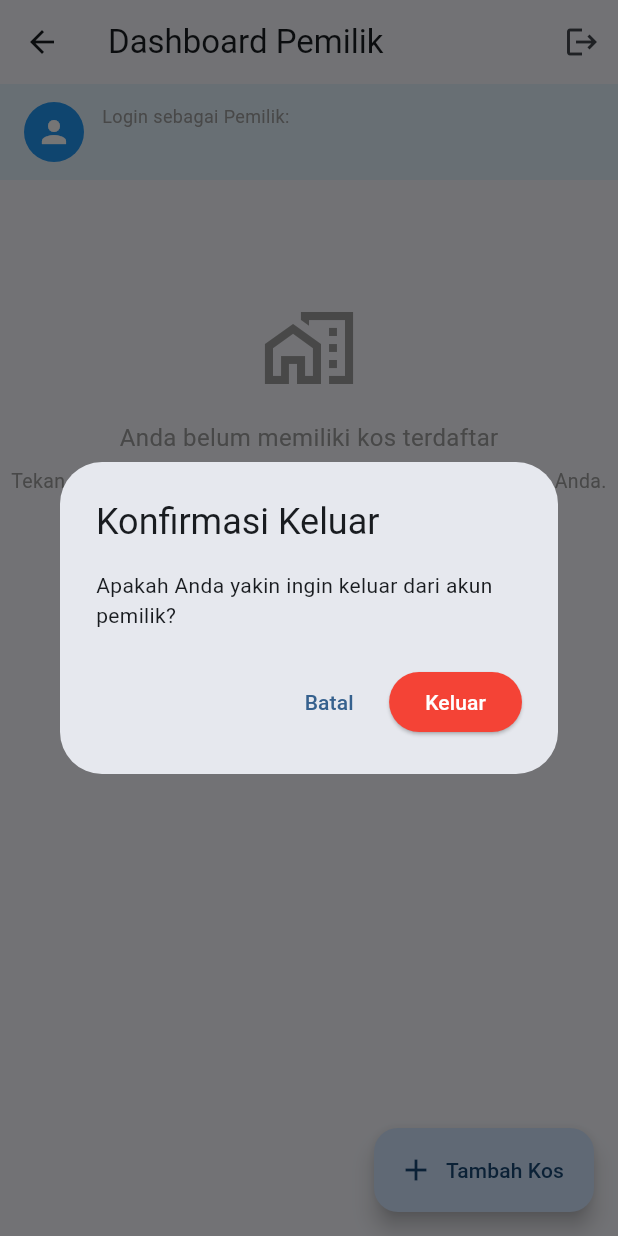
After one commit to GedePradhana/kosfinder, a Flutter app: the OwnerDashboardScreen screen opened directly, after a tap on the "logout" icon, on a phone screen of 412 x 824 dp. The commit adds this screen. Run offline on Flutter 3.47's test engine with Material 3 defaults, Android fonts, the phone set to English and light mode, and no system bars; our stand-ins replace supabase_flutter; accounts and stored records are empty.

Commit message:
feat(T11): buat OwnerDashboardScreen untuk melihat kos milik pemilik

```diff
--- a/lib/main.dart
+++ b/lib/main.dart
@@ -4,8 +4,10 @@ import 'package:supabase_flutter/supabase_flutter.dart';
 import 'package:kosfinder/core/app_config.dart';
 import 'package:kosfinder/providers/auth_provider.dart';
 import 'package:kosfinder/providers/kos_provider.dart';
+import 'package:kosfinder/providers/owner_kos_provider.dart';
 import 'package:kosfinder/repositories/auth_repository.dart';
 import 'package:kosfinder/repositories/kos_repository.dart';
+import 'package:kosfinder/repositories/owner_kos_repository.dart';
 import 'package:kosfinder/screens/home_screen.dart';
 
 Future<void> main() async {
@@ -26,11 +28,13 @@ Future<void> main() async {
 class MyApp extends StatelessWidget {
   final KosRepository? kosRepository;
   final AuthRepository? authRepository;
+  final OwnerKosRepository? ownerKosRepository;
 
   const MyApp({
     super.key,
     this.kosRepository,
     this.authRepository,
+    this.ownerKosRepository,
   });
 
   @override
@@ -47,6 +51,11 @@ class MyApp extends StatelessWidget {
             repository: authRepository ?? AuthRepository(),
           ),
         ),
+        ChangeNotifierProvider(
+          create: (_) => OwnerKosProvider(
+            repository: ownerKosRepository ?? OwnerKosRepository(),
+          ),
+        ),
       ],
       child: MaterialApp(
         title: 'KosFinder',
--- /dev/null
+++ b/lib/screens/owner/owner_dashboard_screen.dart
@@ -0,0 +1,290 @@
+import 'package:flutter/material.dart';
+import 'package:intl/intl.dart';
+import 'package:provider/provider.dart';
+import '../../models/kos_model.dart';
+import '../../providers/auth_provider.dart';
+import '../../providers/owner_kos_provider.dart';
+
+class OwnerDashboardScreen extends StatefulWidget {
+  const OwnerDashboardScreen({super.key});
+
+  @override
+  State<OwnerDashboardScreen> createState() => _OwnerDashboardScreenState();
+}
+
+class _OwnerDashboardScreenState extends State<OwnerDashboardScreen> {
+  @override
+  void initState() {
+    super.initState();
+    WidgetsBinding.instance.addPostFrameCallback((_) {
+      context.read<OwnerKosProvider>().fetchMyKos();
+    });
+  }
+
+  String _formatCurrency(int amount) {
+    final formatter = NumberFormat.currency(
+      locale: 'id_ID',
+      symbol: 'Rp ',
+      decimalDigits: 0,
+    );
+    return '${formatter.format(amount)} / bln';
+  }
+
+  void _handleLogout() async {
+    final confirmed = await showDialog<bool>(
+      context: context,
+      builder: (ctx) => AlertDialog(
+        title: const Text('Konfirmasi Keluar'),
+        content: const Text('Apakah Anda yakin ingin keluar dari akun pemilik?'),
+        actions: [
+          TextButton(
+            onPressed: () => Navigator.pop(ctx, false),
+            child: const Text('Batal'),
+          ),
+          ElevatedButton(
+            style: ElevatedButton.styleFrom(backgroundColor: Colors.red, foregroundColor: Colors.white),
+            onPressed: () => Navigator.pop(ctx, true),
+            child: const Text('Keluar'),
+          ),
+        ],
+      ),
+    );
+
+    if (confirmed == true && mounted) {
+      await context.read<AuthProvider>().logout();
+      if (mounted) {
+        Navigator.pop(context); // Kembali ke HomeScreen
+      }
+    }
+  }
+
+  @override
+  Widget build(BuildContext context) {
+    final authProvider = context.watch<AuthProvider>();
+    final ownerEmail = authProvider.user?.email ?? 'Pemilik';
+
+    return Scaffold(
+      appBar: AppBar(
+        title: const Text('Dashboard Pemilik'),
+        actions: [
+          IconButton(
+            icon: const Icon(Icons.logout),
+            tooltip: 'Keluar',
+            onPressed: _handleLogout,
+          ),
+        ],
+      ),
+      body: Column(
+        children: [
+          // Banner Info Pemilik
+          Container(
+            width: double.infinity,
+            padding: const EdgeInsets.symmetric(horizontal: 16, vertical: 12),
+            color: Colors.blue.shade50,
+            child: Row(
+              children: [
+                const CircleAvatar(
+                  radius: 20,
+                  backgroundColor: Colors.blue,
+                  child: Icon(Icons.person, color: Colors.white),
+                ),
+                const SizedBox(width: 12),
+                Expanded(
+                  child: Column(
+                    crossAxisAlignment: CrossAxisAlignment.start,
+                    children: [
+                      const Text(
+                        'Login sebagai Pemilik:',
+                        style: TextStyle(fontSize: 12, color: Colors.grey),
+                      ),
+                      Text(
+                        ownerEmail,
+                        style: const TextStyle(fontWeight: FontWeight.bold, fontSize: 14),
+                        overflow: TextOverflow.ellipsis,
+                      ),
+                    ],
+                  ),
+                ),
+              ],
+            ),
+          ),
+
+          // Daftar Kos Milik Pemilik (Isolasi State & CRUD Navigasi)
+          Expanded(
+            child: Consumer<OwnerKosProvider>(
+              builder: (context, provider, child) {
+                if (provider.isLoading) {
+                  return const Center(child: CircularProgressIndicator());
+                }
+
+                if (provider.hasError) {
+                  return Center(
+                    child: Padding(
+                      padding: const EdgeInsets.all(24),
+                      child: Column(
+                        mainAxisAlignment: MainAxisAlignment.center,
+                        children: [
+                          const Icon(Icons.error_outline, size: 56, color: Colors.red),
+                          const SizedBox(height: 12),
+                          Text(
+                            provider.errorMessage ?? 'Gagal memuat data kos Anda',
+                            textAlign: TextAlign.center,
+                          ),
+                          const SizedBox(height: 16),
+                          ElevatedButton.icon(
+                            onPressed: () => provider.fetchMyKos(),
+                            icon: const Icon(Icons.refresh),
+                            label: const Text('Coba lagi'),
+                          ),
+                        ],
+                      ),
+                    ),
+                  );
+                }
+
+                if (provider.isEmpty) {
+                  return RefreshIndicator(
+                    onRefresh: () => provider.fetchMyKos(),
+                    child: ListView(
+                      physics: const AlwaysScrollableScrollPhysics(),
+                      children: const [
+                        SizedBox(height: 80),
+                        Center(
+                          child: Column(
+                            mainAxisAlignment: MainAxisAlignment.center,
+                            children: [
+                              Icon(Icons.home_work_outlined, size: 64, color: Colors.grey),
+                              SizedBox(height: 16),
+                              Text(
+                                'Anda belum memiliki kos terdaftar',
+                                style: TextStyle(fontSize: 16, color: Colors.grey),
+                              ),
+                              SizedBox(height: 8),
+                              Text(
+                                'Tekan tombol + di bawah untuk menambahkan kos pertama Anda.',
+                                style: TextStyle(fontSize: 13, color: Colors.grey),
+                                textAlign: TextAlign.center,
+                              ),
+                            ],
+                          ),
+                        ),
+                      ],
+                    ),
+                  );
+                }
+
+                return RefreshIndicator(
+                  onRefresh: () => provider.fetchMyKos(),
+                  child: ListView.builder(
+                    physics: const AlwaysScrollableScrollPhysics(),
+                    padding: const EdgeInsets.symmetric(vertical: 8),
+                    itemCount: provider.myKosList.length,
+                    itemBuilder: (context, index) {
+                      final kos = provider.myKosList[index];
+                      return _buildOwnerKosCard(context, kos, provider);
+                    },
+                  ),
+                );
+              },
+            ),
+          ),
+        ],
+      ),
+      floatingActionButton: FloatingActionButton.extended(
+        onPressed: () {
+          // Navigasi ke KosFormScreen mode Tambah (akan dikerjakan pada T12)
+        },
+        icon: const Icon(Icons.add),
+        label: const Text('Tambah Kos'),
+      ),
+    );
+  }
+
+  Widget _buildOwnerKosCard(BuildContext context, KosModel kos, OwnerKosProvider provider) {
+    final statusColor = kos.isAvailable ? Colors.green.shade700 : Colors.red.shade700;
+
+    return Card(
+      margin: const EdgeInsets.symmetric(horizontal: 16, vertical: 8),
+      elevation: 2,
+      shape: RoundedRectangleBorder(borderRadius: BorderRadius.circular(12)),
+      child: Padding(
+        padding: const EdgeInsets.all(16),
+        child: Column(
+          crossAxisAlignment: CrossAxisAlignment.start,
+          children: [
+            // Nama & Status Ketersediaan
+            Row(
+              crossAxisAlignment: CrossAxisAlignment.start,
+              mainAxisAlignment: MainAxisAlignment.spaceBetween,
+              children: [
+                Expanded(
+                  child: Text(
+                    kos.name,
+                    style: const TextStyle(fontSize: 17, fontWeight: FontWeight.bold),
+                  ),
+                ),
+                Container(
+                  padding: const EdgeInsets.symmetric(horizontal: 8, vertical: 4),
+                  decoration: BoxDecoration(
+                    color: kos.isAvailable ? Colors.green.shade50 : Colors.red.shade50,
+                    borderRadius: BorderRadius.circular(6),
+                    border: Border.all(color: statusColor),
+                  ),
+                  child: Text(
+                    kos.isAvailable ? 'Tersedia' : 'Penuh',
+                    style: TextStyle(fontSize: 12, fontWeight: FontWeight.bold, color: statusColor),
+                  ),
+                ),
+              ],
+            ),
+            const SizedBox(height: 6),
+            Text(
+              kos.address,
+              style: const TextStyle(color: Colors.grey, fontSize: 13),
+              maxLines: 1,
+              overflow: TextOverflow.ellipsis,
+            ),
+            const SizedBox(height: 8),
+            Row(
+              children: [
+                Text(
+                  _formatCurrency(kos.pricePerMonth),
+                  style: const TextStyle(fontWeight: FontWeight.bold, color: Colors.blue),
+                ),
+                const Spacer(),
+                Text(
+                  '${kos.availableRooms} Kamar Kosong',
+                  style: const TextStyle(fontSize: 13, color: Colors.black87),
+                ),
+              ],
+            ),
+            const Divider(height: 24),
+
+            // Baris Aksi Navigasi Pemilik (Edit & Hapus - T13)
+            Row(
+              mainAxisAlignment: MainAxisAlignment.end,
+              children: [
+                TextButton.icon(
+                  onPressed: () {
+                    // Navigasi ke KosFormScreen mode Edit (akan dihubungkan pada T13)
+                  },
+                  icon: const Icon(Icons.edit_outlined, size: 18),
+                  label: const Text('Edit'),
+                ),
+                const SizedBox(width: 8),
+                TextButton.icon(
+                  onPressed: () {
+                    // Konfirmasi dan aksi Hapus (akan dihubungkan pada T13)
+                  },
+                  style: TextButton.styleFrom(foregroundColor: Colors.red),
+                  icon: const Icon(Icons.delete_outline, size: 18),
+                  label: const Text('Hapus'),
+                ),
+              ],
+            ),
+          ],
+        ),
+      ),
+    );
+  }
+}
```
Also changed, not shown: 2 other files.
